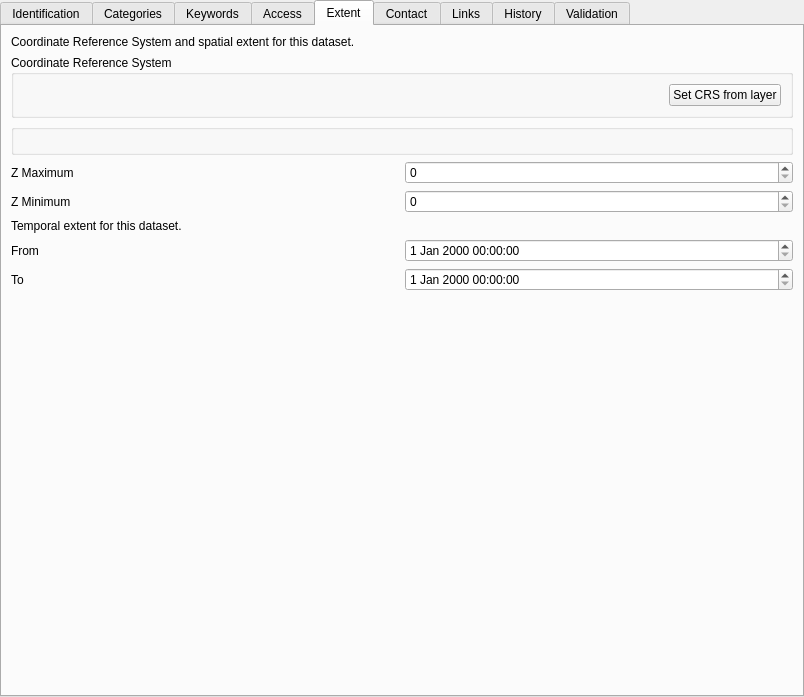
First picture: the form in src/ui/qgsmetadatawidget.ui, repository carsmie/QGIS, before the edit.
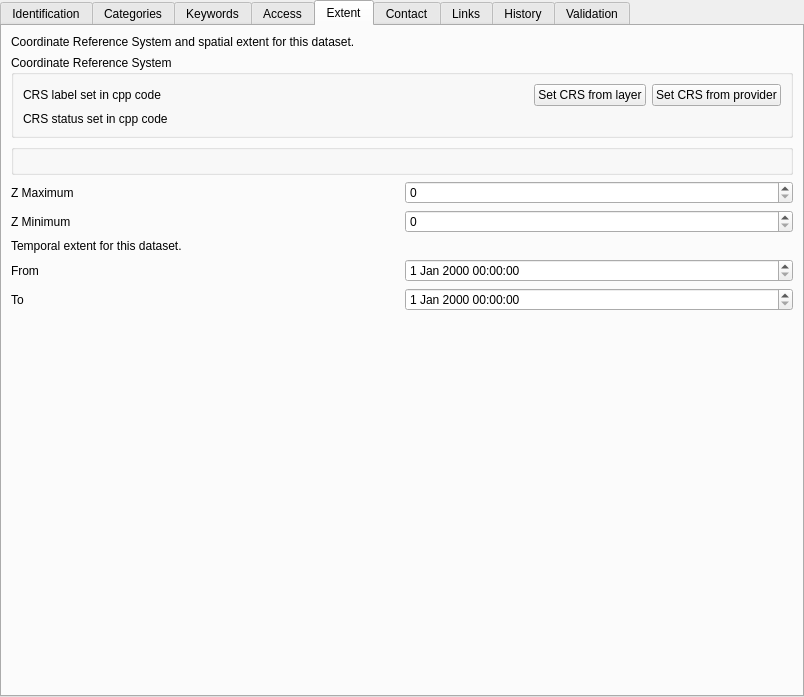
Second picture: the form after the edit. Icons and pictures are not drawn. Custom widgets are drawn as their Qt base class.

Commit message: remove CRS picker and allow only layer CRS or provider CRS in metadata editor (#5915)

Diff of the .ui file:
```diff
--- a/src/ui/qgsmetadatawidget.ui
+++ b/src/ui/qgsmetadatawidget.ui
@@ -818,7 +818,11 @@
           <item>
            <layout class="QHBoxLayout" name="horizontalLayout_7">
             <item>
-             <widget class="QgsProjectionSelectionWidget" name="selectionCrs" native="true"/>
+             <widget class="QLabel" name="lblCurrentCrs">
+              <property name="text">
+               <string notr="true">CRS label set in cpp code</string>
+              </property>
+             </widget>
             </item>
             <item>
              <widget class="QPushButton" name="btnAutoCrs">
@@ -833,8 +837,28 @@
               </property>
              </widget>
             </item>
+            <item>
+             <widget class="QPushButton" name="btnSetCrsFromProvider">
+              <property name="sizePolicy">
+               <sizepolicy hsizetype="Maximum" vsizetype="Fixed">
+                <horstretch>0</horstretch>
+                <verstretch>0</verstretch>
+               </sizepolicy>
+              </property>
+              <property name="text">
+               <string>Set CRS from provider</string>
+              </property>
+             </widget>
+            </item>
            </layout>
           </item>
+          <item>
+           <widget class="QLabel" name="lblCurrentCrsStatus">
+            <property name="text">
+             <string notr="true">CRS status set in cpp code</string>
+            </property>
+           </widget>
+          </item>
          </layout>
         </widget>
        </item>
@@ -1370,12 +1394,6 @@
    <header>qgscollapsiblegroupbox.h</header>
    <container>1</container>
   </customwidget>
-  <customwidget>
-   <class>QgsProjectionSelectionWidget</class>
-   <extends>QWidget</extends>
-   <header>qgsprojectionselectionwidget.h</header>
-   <container>1</container>
-  </customwidget>
   <customwidget>
    <class>QgsExtentGroupBox</class>
    <extends>QGroupBox</extends>
```
Left out of the diff: 2 changed lines with no effect on the pictures. The commit also changes 7 other files.
